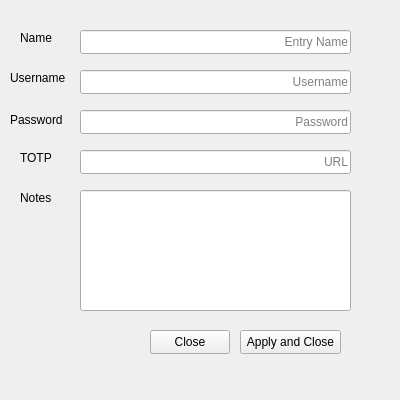
The window that entryviewer.ui (Starflight-code/PassPro) describes before a commit, drawn with Qt 5.
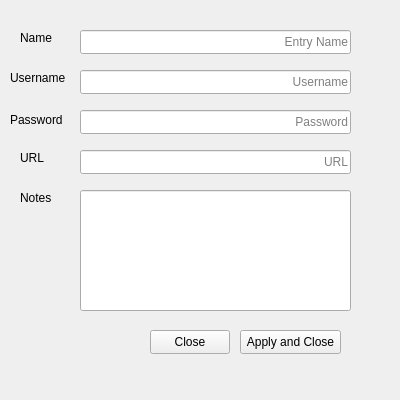
The same window after the commit.

Commit message: Changed the main UI layout in issue #6 and added the entryview screen popping up upon clicking on a password entry on main ui issue #11

Patch:
```diff
--- a/entryviewer.ui
+++ b/entryviewer.ui
@@ -173,7 +173,7 @@
     </rect>
    </property>
    <property name="text">
-    <string>TOTP</string>
+    <string>URL</string>
    </property>
   </widget>
   <widget class="QLabel" name="label_5">
```
The commit also changes 6 other files.
